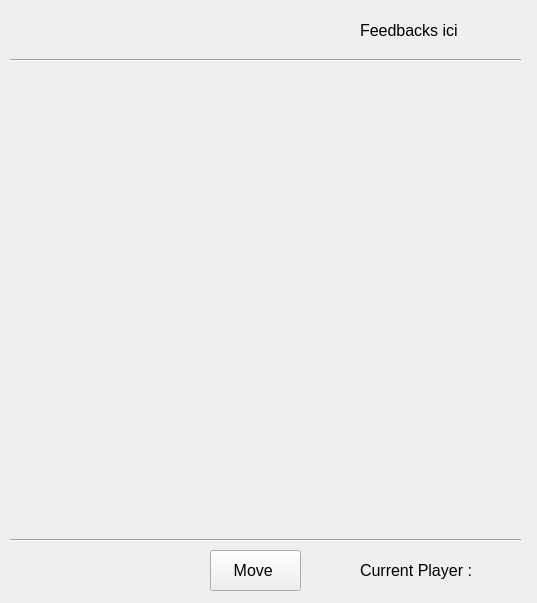
aabigham/ESI_BA2_ABALONE, file abalone/gui/MainWindow.ui: the form before one commit.
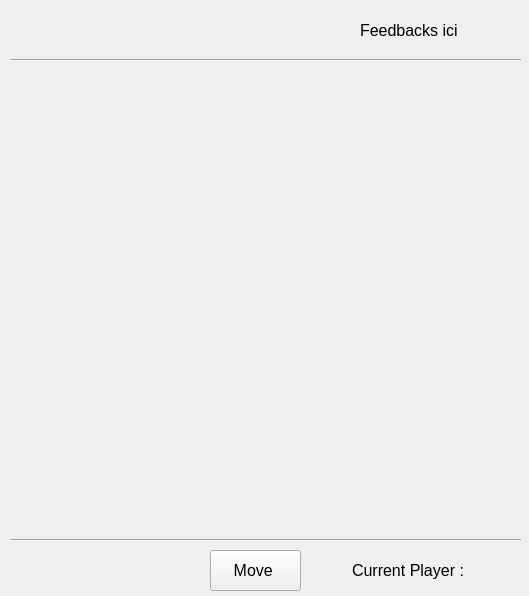
The form after the commit.

Commit message: Add decalage fix (not perfect)

Diff of the .ui file:
```diff
--- a/abalone/gui/MainWindow.ui
+++ b/abalone/gui/MainWindow.ui
@@ -6,8 +6,8 @@
    <rect>
     <x>0</x>
     <y>0</y>
-    <width>537</width>
-    <height>603</height>
+    <width>529</width>
+    <height>596</height>
    </rect>
   </property>
   <property name="minimumSize">
@@ -118,7 +118,7 @@
    <widget class="QLabel" name="currPlayerLabel">
     <property name="geometry">
      <rect>
-      <x>360</x>
+      <x>352</x>
       <y>550</y>
       <width>111</width>
       <height>41</height>
@@ -155,7 +155,7 @@
    <widget class="QWidget" name="gridLayoutWidget_4">
     <property name="geometry">
      <rect>
-      <x>488</x>
+      <x>480</x>
       <y>550</y>
       <width>41</width>
       <height>41</height>
```
The commit also changes 1 other file.
